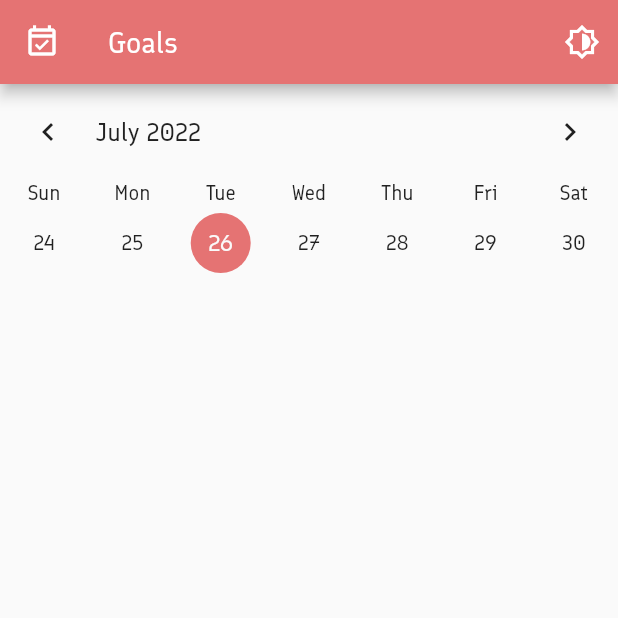
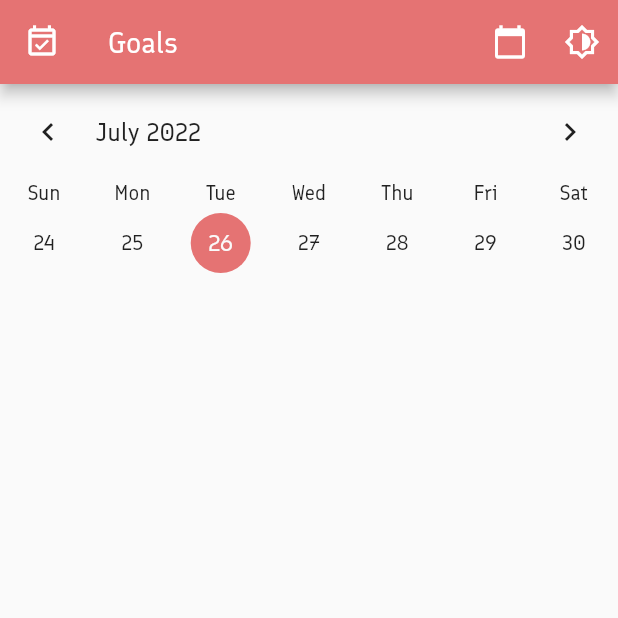
Before and after one commit to mayudev/goals, a Flutter app: the screen it shows after launch, on a phone screen of 412 x 824 dp, the top half of it. Run offline on Flutter 3.47's test engine with Material 2 defaults, Android fonts, the light colour scheme and no system bars; drawn by our look-alikes of table_calendar; our stand-ins replace sqflite; accounts and stored records are empty.

Commit message:
feat(home): add jump to today button

```diff
--- a/lib/pages/home.dart
+++ b/lib/pages/home.dart
@@ -60,6 +60,12 @@ class _HomePageState extends State<HomePage> {
     });
   }
 
+  void _jumpToToday() {
+    setState(() {
+      selectedDate = getToday();
+    });
+  }
+
   @override
   Widget build(BuildContext context) {
     return Scaffold(
@@ -67,7 +73,13 @@ class _HomePageState extends State<HomePage> {
         leading: const Icon(Icons.event_available_outlined),
         actions: [
           IconButton(
+            onPressed: () => _jumpToToday(),
+            tooltip: "Jump to today",
+            icon: const Icon(Icons.calendar_today),
+          ),
+          IconButton(
             onPressed: () => _selectTheme(),
+            tooltip: "Switch theme",
             icon: const Icon(Icons.brightness_6_outlined),
           )
         ],
```
